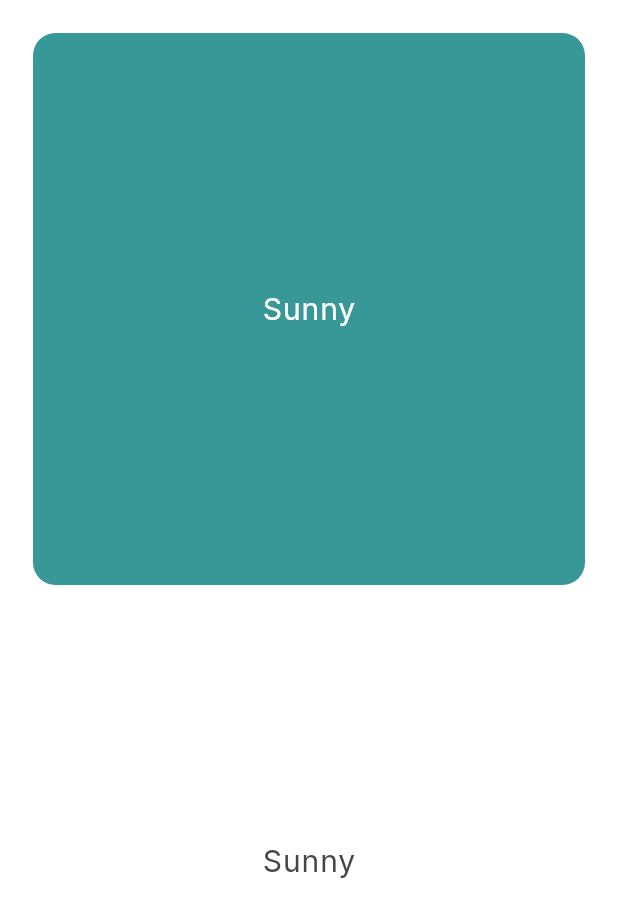
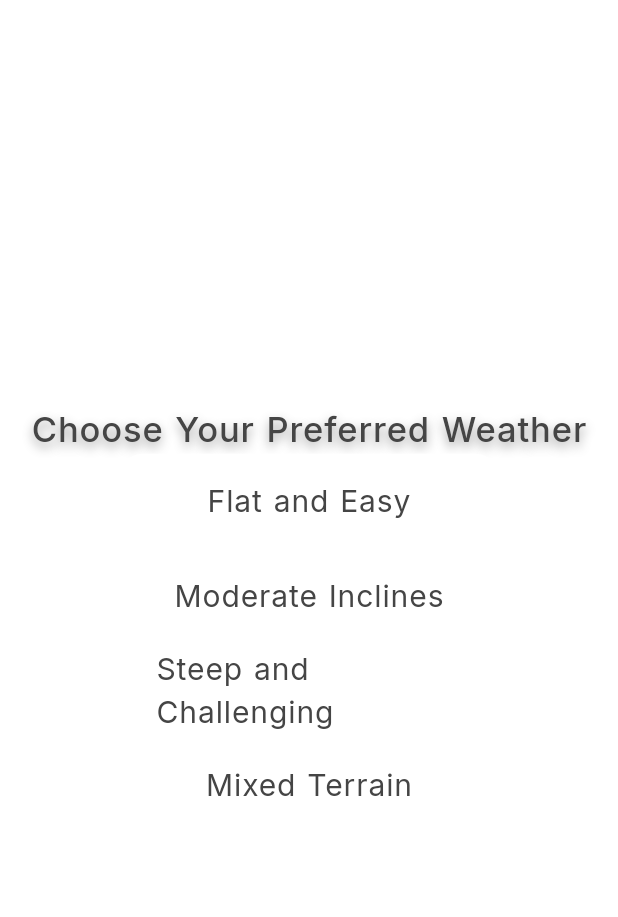
Before and after one commit to Mr-Hamburger/trail_x_frontend_1, a Flutter app: the SignUpWeatherQ screen opened directly, after a tap on "Sunny", on a phone screen of 412 x 824 dp. Shown: the top 917 px of the screen. Run offline on Flutter 3.47's test engine with Material 3 defaults, Android fonts, the phone set to English and light mode, and no system bars; our stand-ins replace google_fonts, hexcolor; missing offline and left inert: flutter_swipe_button.

Commit message:
Sixth Commit 9_30_24

```diff
--- /dev/null
+++ b/lib/screens/login/sign_up_trail_type_q.dart
@@ -0,0 +1,106 @@
+import 'package:flutter/material.dart';
+import 'package:google_fonts/google_fonts.dart';
+import 'package:trailx_app/const/colors.dart';
+import 'package:trailx_app/screens/login/sign_up_duration_q.dart';
+
+class SignUpTrailTypeQ extends StatefulWidget {
+  const SignUpTrailTypeQ({super.key});
+
+  @override
+  _SignUpTrailTypeQ createState() => _SignUpTrailTypeQ();
+}
+
+class _SignUpTrailTypeQ extends State<SignUpTrailTypeQ> {
+  int selectedIndex = -1; // No selection initially
+  List selectionOptions = [
+    'Flat and Easy',
+    'Moderate Inclines',
+    'Steep and Challenging',
+    'Mixed Terrain'
+  ];
+
+  @override
+  Widget build(BuildContext context) {
+    return Scaffold(
+      backgroundColor: backgroundColor,
+      body: Column(
+        mainAxisAlignment: MainAxisAlignment.center,
+        crossAxisAlignment: CrossAxisAlignment.center,
+        children: [
+          Text(
+            "Choose Your Preferred Weather",
+            style: GoogleFonts.getFont(
+              'Inter',
+              textStyle: TextStyle(
+                  color: loginTextColor,
+                  fontWeight: FontWeight.w500,
+                  letterSpacing: 0.6,
+                  wordSpacing: 1,
+                  fontSize: 23,
+                  shadows: const <Shadow>[
+                    Shadow(
+                        offset: Offset(0, 3.5),
+                        blurRadius: 8,
+                        color: Colors.grey),
+                  ]),
+            ),
+          ),
+          Padding(
+            padding: const EdgeInsets.symmetric(horizontal: 80),
+            child: GridView.builder(
+              shrinkWrap: true,
+              physics: const ClampingScrollPhysics(),
+              gridDelegate: const SliverGridDelegateWithFixedCrossAxisCount(
+                crossAxisCount: 1,
+                childAspectRatio: 100 / 25,
+              ),
+              itemCount: 4,
+              itemBuilder: (context, index) {
+                bool isSelected = selectedIndex == index;
+                return FilledButton(
+                  style: ButtonStyle(
+                    shape: MaterialStateProperty.all<RoundedRectangleBorder>(
+                        RoundedRectangleBorder(
+                            borderRadius: BorderRadius.circular(15))),
+                    backgroundColor: MaterialStateProperty.all(
+                      isSelected
+                          ? loginGreenColor
+                          : backgroundColor, // Change button color based on selection
+                    ),
+                    foregroundColor: MaterialStateProperty.all(
+                      isSelected
+                          ? backgroundColor
+                          : loginGreenColor, // Change text color based on selection
+                    ),
+                  ),
+                  onPressed: () => setState(() {
+                    selectedIndex = index;
+                    Navigator.pushReplacement(
+                        context,
+                        MaterialPageRoute(
+                            builder: (_) =>
+                                const SignUpDurationQ())); // Update selected index
+                  }),
+                  child: Text(
+                    selectionOptions[
+                        index], // You can change this to dynamic content based on index
+                    style: GoogleFonts.getFont(
+                      'Inter',
+                      textStyle: TextStyle(
+                        color: isSelected ? Colors.white : loginTextColor,
+                        fontWeight: FontWeight.w400,
+                        letterSpacing: 0.6,
+                        wordSpacing: 1,
+                        fontSize: 20,
+                      ),
+                    ),
+                  ),
+                );
+              },
+            ),
+          ),
+        ],
+      ),
+    );
+  }
+}
--- a/lib/screens/login/sign_up_weather_q.dart
+++ b/lib/screens/login/sign_up_weather_q.dart
@@ -1,6 +1,7 @@
 import 'package:flutter/material.dart';
 import 'package:google_fonts/google_fonts.dart';
 import 'package:trailx_app/const/colors.dart';
+import 'package:trailx_app/screens/login/sign_up_trail_type_q.dart';
 
 class SignUpWeatherQ extends StatefulWidget {
   const SignUpWeatherQ({super.key});
@@ -11,19 +12,49 @@ class SignUpWeatherQ extends StatefulWidget {
 
 class _SignUpWeatherQ extends State<SignUpWeatherQ> {
   int selectedIndex = -1; // No selection initially
+  List selectionOptions = [
+    'Sunny',
+    'Cloudy',
+    'Rainy',
+    'Snowy',
+    'No Preference'
+  ];
 
   @override
   Widget build(BuildContext context) {
     return Scaffold(
       backgroundColor: backgroundColor,
-      body: Padding(
-        padding: const EdgeInsets.all(22),
-        child: SizedBox(
-          height: 600,
+      body: Column(
+        mainAxisAlignment: MainAxisAlignment.center,
+        crossAxisAlignment: CrossAxisAlignment.center,
+        children: [
+          Text(
+            "Choose Your Preferred Weather",
+            style: GoogleFonts.getFont(
+              'Inter',
+              textStyle: TextStyle(
+                  color: loginTextColor,
+                  fontWeight: FontWeight.w500,
+                  letterSpacing: 0.6,
+                  wordSpacing: 1,
+                  fontSize: 23,
+                  shadows: const <Shadow>[
+                    Shadow(
+                        offset: Offset(0, 3.5),
+                        blurRadius: 8,
+                        color: Colors.grey),
+                  ]),
+            ),
+          ),
+          Padding(
+            padding: const EdgeInsets.symmetric(horizontal: 80),
             child: GridView.builder(
+              shrinkWrap: true,
               physics: const ClampingScrollPhysics(),
               gridDelegate: const SliverGridDelegateWithFixedCrossAxisCount(
-                crossAxisCount: 1),
+                crossAxisCount: 1,
+                childAspectRatio: 100 / 25,
+              ),
               itemCount: 5,
               itemBuilder: (context, index) {
                 bool isSelected = selectedIndex == index;
@@ -44,10 +75,16 @@ class _SignUpWeatherQ extends State<SignUpWeatherQ> {
                     ),
                   ),
                   onPressed: () => setState(() {
-                  selectedIndex = index; // Update selected index
+                    selectedIndex = index;
+                    Navigator.pushReplacement(
+                        context,
+                        MaterialPageRoute(
+                            builder: (_) =>
+                                const SignUpTrailTypeQ())); // Update selected index
                   }),
                   child: Text(
-                  "Sunny", // You can change this to dynamic content based on index
+                    selectionOptions[
+                        index], // You can change this to dynamic content based on index
                     style: GoogleFonts.getFont(
                       'Inter',
                       textStyle: TextStyle(
@@ -63,6 +100,7 @@ class _SignUpWeatherQ extends State<SignUpWeatherQ> {
               },
             ),
           ),
+        ],
       ),
     );
   }
```
Also changed, not shown: lib/screens/login/sign_up_distance_q.dart (added, +107 -0 lines), lib/screens/login/sign_up_duration_q.dart (added, +108 -0 lines), lib/screens/login/sign_up_equip_q.dart (added, +108 -0 lines), lib/screens/login/sign_up_final.dart (added, +100 -0 lines), lib/screens/login/sign_up_health_q.dart (added, +112 -0 lines), assets/images/avatar_complete.png (added), 2 other files. Lines whose indentation alone changed are shown as unchanged.
